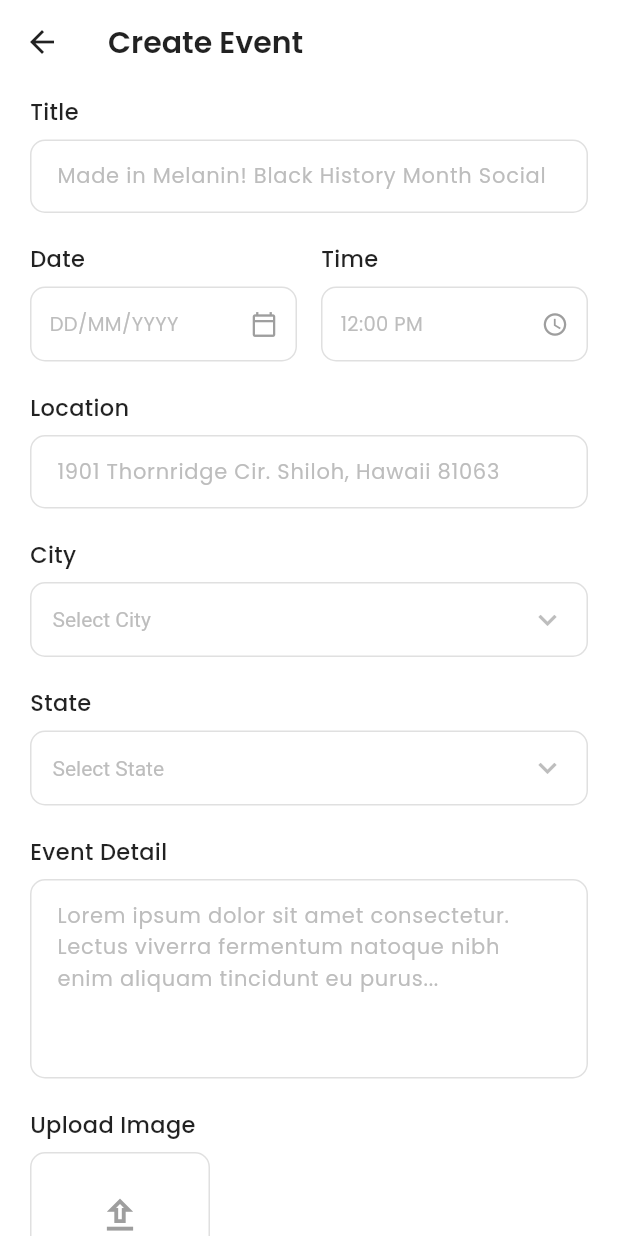
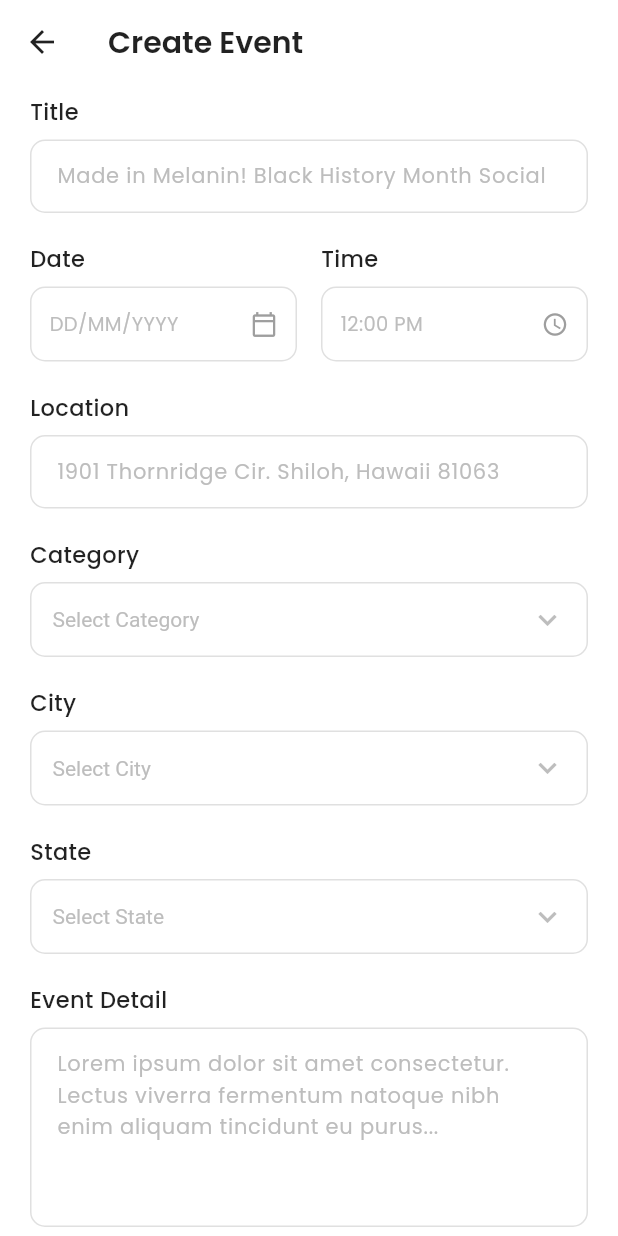
Before and after one commit to meerhammad75-prog/Event-Management-App-user-side, a Flutter app: the CreateEventScreen screen opened directly, on a phone screen of 412 x 824 dp. Run offline on Flutter 3.47's test engine with Material 3 defaults, Android fonts, the phone set to English and light mode, and no system bars; our stand-ins replace cloud_firestore, firebase_auth, firebase_core, google_fonts, image_picker, shared_preferences and 1 more; missing offline and left inert: cloudinary_public; accounts and stored records are empty.

Commit message:
filters and category dropdown in event creation screen

```diff
--- a/lib/create event screen.dart
+++ b/lib/create event screen.dart
@@ -293,9 +293,17 @@ class CreateEventScreen extends StatelessWidget {
                   hint: '1901 Thornridge Cir. Shiloh, Hawaii 81063',
                   isDark: isDark,
                 ),
-
                 const SizedBox(height: 20),
-
+                _Label('Category', isDark: isDark),
+                const SizedBox(height: 8),
+                _DropdownField(
+                  value: p.selectedCategory == 'Other' ? null : p.selectedCategory,
+                  hint: 'Select Category',
+                  items: ['Religious', 'Business', 'Fitness', 'Education', 'Community', 'Other'],
+                  onChanged: (val) => p.setCategory(val ?? 'Other'),
+                  isDark: isDark,
+                ),
+                const SizedBox(height: 20),
                 _Label('City', isDark: isDark),
                 const SizedBox(height: 8),
                 _DropdownField(
--- a/lib/providers/create event provider.dart
+++ b/lib/providers/create event provider.dart
@@ -3,7 +3,6 @@ import 'package:firebase_auth/firebase_auth.dart';
 import 'package:flutter/material.dart';
 import '../model/events.dart';
 import '../services/cloudinary_service.dart';
-import '../services/ai_category_service.dart';
 
 class CreateEventProvider extends ChangeNotifier {
   // ── Form Controllers ──────────────────────────────────────────────────────
@@ -12,6 +11,11 @@ class CreateEventProvider extends ChangeNotifier {
   final TextEditingController detailController   = TextEditingController();
   final TextEditingController cityController  = TextEditingController();
   final TextEditingController stateController = TextEditingController();
+  String selectedCategory = 'Other';
+  void setCategory(String category) {
+    selectedCategory = category;
+    notifyListeners();
+  }
   // ── Picker State ──────────────────────────────────────────────────────────
   DateTime?  selectedDate;
   TimeOfDay? selectedTime;
@@ -86,11 +90,6 @@ class CreateEventProvider extends ChangeNotifier {
       final detail   = detailController.text.trim();
       final uid      = FirebaseAuth.instance.currentUser?.uid ?? '';
 
-// Auto-categorize using AI
-      final category = await AiCategoryService.categorize(
-        titleController.text.trim(),
-        detailController.text.trim(),
-      );
       // 3. Save to Firestore 'events' collection
       final docRef = await FirebaseFirestore.instance
           .collection('events')
@@ -104,7 +103,7 @@ class CreateEventProvider extends ChangeNotifier {
         'endTime':    Timestamp.fromDate(end),
         'createdBy':  uid,
         'createdAt':  FieldValue.serverTimestamp(),
-        'category':   category, // ADD THIS LINE
+        'category': selectedCategory,
         'city':     cityController.text.trim(),
         'state':    stateController.text.trim(),
 
@@ -119,6 +118,9 @@ class CreateEventProvider extends ChangeNotifier {
         startTime: start,
         endTime:   end,
         imageUrl:  imageUrl,
+        category:  selectedCategory,
+        city:      cityController.text.trim(),
+        state:     stateController.text.trim(),
       );
 
       createdEvents.add(event);
@@ -147,6 +149,7 @@ class CreateEventProvider extends ChangeNotifier {
     selectedEndTime = null;
     imagePath       = null;
     error           = null;
+    selectedCategory = 'Other';
   }
 
   @override
--- a/pubspec.yaml
+++ b/pubspec.yaml
@@ -41,7 +41,6 @@ dependencies:
   cloudinary_public: ^0.21.0
   share_plus: ^10.0.2
   http: ^1.2.0
-  flutter_dotenv: ^5.1.0
 
   # The following adds the Cupertino Icons font to your application.
   # Use with the CupertinoIcons class for iOS style icons.
@@ -73,7 +72,7 @@ flutter:
   # assets:
   assets:
       - assets/images/
-      -  .env
+
   #   - images/a_dot_burr.jpeg
   #   - images/a_dot_ham.jpeg
 
```
Also changed, not shown: lib/main.dart (+1 -6 lines), lib/services/ai_category_service.dart (deleted, +0 -60 lines), pubspec.lock, 1 other file.
